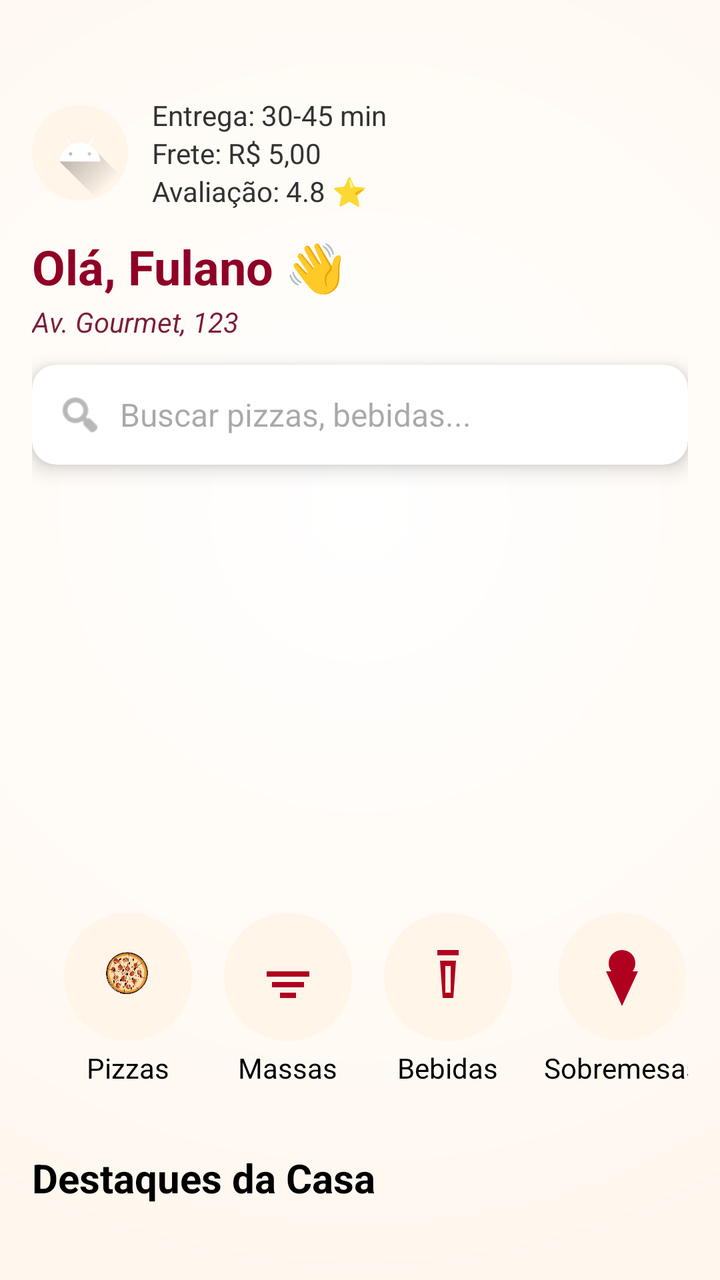
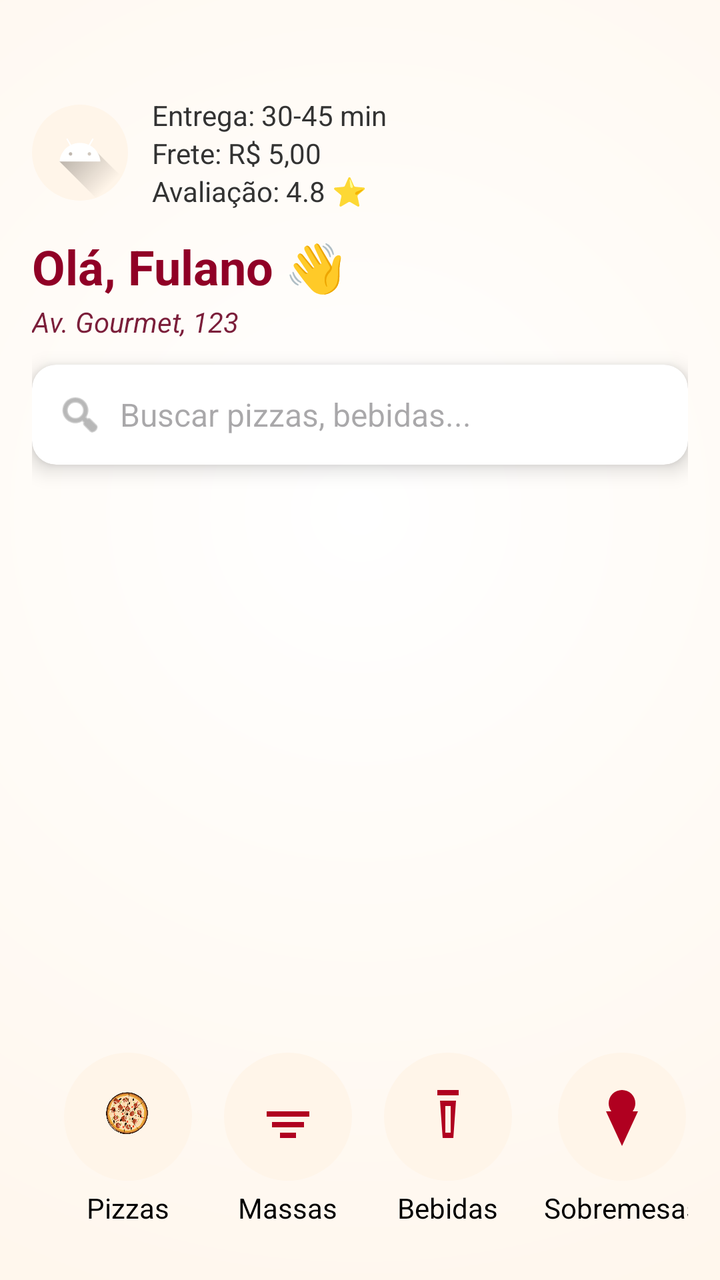

Before-and-after screenshots of an Android layout around one commit, followed by the original layout XML and the change that was made.
<!-- AndroidManifest.xml: application theme Theme.Apkstelladitalia20 -->
<!-- res/layout/fragment_home.xml -->
<?xml version="1.0" encoding="utf-8"?>
<androidx.core.widget.NestedScrollView xmlns:android="http://schemas.android.com/apk/res/android"
    xmlns:app="http://schemas.android.com/apk/res-auto"
    android:id="@+id/homeScroll"
    android:layout_width="match_parent"
    android:layout_height="match_parent"
    android:background="@drawable/fundo_gourmet"
    android:fillViewport="true"
    android:paddingTop="32dp">

    <LinearLayout
        android:layout_width="match_parent"
        android:layout_height="wrap_content"
        android:orientation="vertical"
        android:padding="16dp">

        
        <LinearLayout
            android:layout_width="match_parent"
            android:layout_height="wrap_content"
            android:layout_marginBottom="12dp"
            android:gravity="center_vertical"
            android:orientation="horizontal">

            <ImageView
                android:id="@+id/imgLogoEmpresa"
                android:layout_width="48dp"
                android:layout_height="48dp"
                android:background="@drawable/bg_categoria_circle"
                android:scaleType="centerCrop"
                android:src="@drawable/ic_launcher_foreground" />

            <LinearLayout
                android:layout_width="0dp"
                android:layout_height="wrap_content"
                android:layout_weight="1"
                android:orientation="vertical"
                android:paddingStart="12dp">

                <TextView
                    android:id="@+id/txtTempoEntrega"
                    android:layout_width="wrap_content"
                    android:layout_height="wrap_content"
                    android:text="Entrega: 30-45 min"
                    android:textColor="#333"
                    android:textSize="14sp" />

                <TextView
                    android:id="@+id/txtValorFrete"
                    android:layout_width="wrap_content"
                    android:layout_height="wrap_content"
                    android:text="Frete: R$ 5,00"
                    android:textColor="#333"
                    android:textSize="14sp" />

                <TextView
                    android:id="@+id/txtAvaliacao"
                    android:layout_width="wrap_content"
                    android:layout_height="wrap_content"
                    android:text="Avaliação: 4.8 ⭐"
                    android:textColor="#333"
                    android:textSize="14sp" />
            </LinearLayout>
        </LinearLayout>

        
        <TextView
            android:id="@+id/tvSaudacao"
            android:layout_width="wrap_content"
            android:layout_height="wrap_content"
            android:text="Olá, Fulano 👋"
            android:textColor="@color/vermelho"
            android:textSize="24sp"
            android:textStyle="bold" />

        
        <TextView
            android:id="@+id/tvEndereco"
            android:layout_width="wrap_content"
            android:layout_height="wrap_content"
            android:clickable="true"
            android:focusable="true"
            android:paddingTop="2dp"
            android:text="Av. Gourmet, 123"
            android:textColor="@color/purple_700"
            android:textSize="14sp"
            android:textStyle="italic" />

        
        <androidx.cardview.widget.CardView
            android:layout_width="match_parent"
            android:layout_height="50dp"
            android:layout_marginTop="12dp"
            app:cardCornerRadius="12dp"
            app:cardElevation="6dp">

            <LinearLayout
                android:layout_width="match_parent"
                android:layout_height="match_parent"
                android:gravity="center_vertical"
                android:orientation="horizontal"
                android:paddingStart="12dp">

                <ImageView
                    android:layout_width="24dp"
                    android:layout_height="24dp"
                    android:src="@android:drawable/ic_menu_search"
                    app:tint="#888" />

                <EditText
                    android:id="@+id/etBusca"
                    android:layout_width="match_parent"
                    android:layout_height="wrap_content"
                    android:background="@android:color/transparent"
                    android:hint="Buscar pizzas, bebidas..."
                    android:inputType="text"
                    android:paddingStart="8dp"
                    android:textColor="#000"
                    android:textSize="16sp" />
            </LinearLayout>
        </androidx.cardview.widget.CardView>

        
        <androidx.viewpager2.widget.ViewPager2
            android:id="@+id/viewPagerPromocoes"
            android:layout_width="match_parent"
            android:layout_height="180dp"
            android:layout_marginTop="20dp"
            android:clickable="true"
            android:focusable="true"
            />
        

        <androidx.recyclerview.widget.RecyclerView
            android:id="@+id/rvCategorias"
            android:layout_width="match_parent"
            android:layout_height="wrap_content"
            android:layout_marginTop="16dp"
            android:nestedScrollingEnabled="false" />

        <HorizontalScrollView
            android:layout_width="match_parent"
            android:layout_height="wrap_content"
            android:background="@android:color/transparent"
            android:overScrollMode="never"
            android:paddingTop="8dp"
            android:paddingBottom="8dp"
            android:scrollbars="none">

            <LinearLayout
                android:layout_width="wrap_content"
                android:layout_height="wrap_content"
                android:gravity="center_vertical"
                android:orientation="horizontal"
                android:paddingStart="16dp"
                android:paddingEnd="16dp">

                
                <LinearLayout
                    android:id="@+id/categoriaPizza"
                    android:layout_width="wrap_content"
                    android:layout_height="wrap_content"
                    android:layout_marginEnd="16dp"
                    android:gravity="center"
                    android:onClick="scrollToPizza"
                    android:orientation="vertical">

                    <ImageView
                        android:layout_width="64dp"
                        android:layout_height="64dp"
                        android:background="@drawable/bg_categoria_circle"
                        android:padding="16dp"
                        android:src="@drawable/ic_pizza" />

                    <TextView
                        android:layout_width="wrap_content"
                        android:layout_height="wrap_content"
                        android:layout_marginTop="4dp"
                        android:text="Pizzas"
                        android:textColor="@android:color/black"
                        android:textSize="14sp" />
                </LinearLayout>

                
                <LinearLayout
                    android:id="@+id/categoriaMassas"
                    android:layout_width="wrap_content"
                    android:layout_height="wrap_content"
                    android:layout_marginEnd="16dp"
                    android:gravity="center"
                    android:onClick="scrollToMassas"
                    android:orientation="vertical">

                    <ImageView
                        android:layout_width="64dp"
                        android:layout_height="64dp"
                        android:background="@drawable/bg_categoria_circle"
                        android:padding="16dp"
                        android:src="@drawable/ic_massas" />

                    <TextView
                        android:layout_width="wrap_content"
                        android:layout_height="wrap_content"
                        android:layout_marginTop="4dp"
                        android:text="Massas"
                        android:textColor="@android:color/black"
                        android:textSize="14sp" />
                </LinearLayout>

                
                <LinearLayout
                    android:id="@+id/categoriaBebidas"
                    android:layout_width="wrap_content"
                    android:layout_height="wrap_content"
                    android:layout_marginEnd="16dp"
                    android:gravity="center"
                    android:onClick="scrollToBebidas"
                    android:orientation="vertical">

                    <ImageView
                        android:layout_width="64dp"
                        android:layout_height="64dp"
                        android:background="@drawable/bg_categoria_circle"
                        android:padding="16dp"
                        android:src="@drawable/ic_bebidas" />

                    <TextView
                        android:layout_width="wrap_content"
                        android:layout_height="wrap_content"
                        android:layout_marginTop="4dp"
                        android:text="Bebidas"
                        android:textColor="@android:color/black"
                        android:textSize="14sp" />
                </LinearLayout>

                
                <LinearLayout
                    android:id="@+id/categoriaSobremesas"
                    android:layout_width="wrap_content"
                    android:layout_height="wrap_content"
                    android:layout_marginEnd="16dp"
                    android:gravity="center"
                    android:onClick="scrollToSobremesas"
                    android:orientation="vertical">

                    <ImageView
                        android:layout_width="64dp"
                        android:layout_height="64dp"
                        android:background="@drawable/bg_categoria_circle"
                        android:padding="16dp"
                        android:src="@drawable/ic_sobremesas" />

                    <TextView
                        android:layout_width="wrap_content"
                        android:layout_height="wrap_content"
                        android:layout_marginTop="4dp"
                        android:text="Sobremesas"
                        android:textColor="@android:color/black"
                        android:textSize="14sp" />
                </LinearLayout>

            </LinearLayout>
        </HorizontalScrollView>

        
        <TextView
            android:id="@+id/tvDestaques"
            android:layout_width="wrap_content"
            android:layout_height="wrap_content"
            android:layout_marginTop="24dp"
            android:text="Destaques da Casa"
            android:textColor="#000"
            android:textSize="20sp"
            android:textStyle="bold" />

        <androidx.recyclerview.widget.RecyclerView
            android:id="@+id/recyclerDestaques"
            android:layout_width="match_parent"
            android:layout_height="114dp"
            android:layout_marginTop="8dp"
            android:nestedScrollingEnabled="false" />

        
        <TextView
            android:id="@+id/tvProdutos"
            android:layout_width="wrap_content"
            android:layout_height="wrap_content"
            android:layout_marginTop="24dp"
            android:text="@string/cardapio"
            android:textColor="#000"
            android:textSize="20sp"
            android:textStyle="bold" />

        <androidx.recyclerview.widget.RecyclerView
            android:id="@+id/recyclerProdutos"
            android:layout_width="match_parent"
            android:layout_height="114dp"
            android:layout_marginTop="8dp"
            android:nestedScrollingEnabled="false" />





    </LinearLayout>
</androidx.core.widget.NestedScrollView>
<!-- resources referenced by this layout -->
<resources>
  <color name="purple_700">#7B1E3A</color>
  <color name="vermelho">#900026</color>
  <!-- drawable bg_categoria_circle (drawable) -->
  <?xml version="1.0" encoding="utf-8"?>
  <shape xmlns:android="http://schemas.android.com/apk/res/android"
      android:shape="oval">
      <solid android:color="#FFF5E9" />
      <size
          android:width="72dp"
          android:height="72dp" />
  </shape>
  <!-- drawable fundo_gourmet (drawable) -->
  <?xml version="1.0" encoding="utf-8"?>
  <layer-list xmlns:android="http://schemas.android.com/apk/res/android">
      
      <item>
          <shape android:shape="rectangle">
              <solid android:color="#FFF9F3" />
          </shape>
      </item>
  
      
      <item>
          <shape android:shape="rectangle">
              <gradient
                  android:type="radial"
                  android:centerX="50%"
                  android:centerY="40%"
                  android:gradientRadius="600dp"
                  android:startColor="#FFFFFFFF"
                  android:endColor="#FFF3E5"
                  android:useLevel="false" />
          </shape>
      </item>
  </layer-list>
  <!-- drawable ic_bebidas (drawable) -->
  <vector xmlns:android="http://schemas.android.com/apk/res/android"
      android:width="24dp" android:height="24dp"
      android:viewportWidth="24" android:viewportHeight="24">
      <path
          android:fillColor="#B00020"
          android:pathData="M8,2v2h8v-2h-8zm1,4l1,14h4l1-14h-6zm2,2h2v10h-2v-10z" />
  </vector>
  <!-- drawable ic_massas (drawable) -->
  <vector xmlns:android="http://schemas.android.com/apk/res/android"
      android:width="24dp" android:height="24dp"
      android:viewportWidth="24" android:viewportHeight="24">
      <path
          android:fillColor="#B00020"
          android:pathData="M4,10h16v2H4v-2zm2,4h12v2H6v-2zm3,4h6v2H9v-2z" />
  </vector>
  <!-- drawable ic_sobremesas (drawable) -->
  <vector xmlns:android="http://schemas.android.com/apk/res/android"
      android:width="24dp" android:height="24dp"
      android:viewportWidth="24" android:viewportHeight="24">
      <path
          android:fillColor="#B00020"
          android:pathData="M12,2a5,5 0 0,0 -5,5 5,5 0 0,0 1,3H6l6,13 6,-13h-2a5,5 0 0,0 1,-3 5,5 0 0,0 -5,-5z" />
  </vector>
  <string name="cardapio">Cardápio</string>
  <style name="Theme.Apkstelladitalia20" parent="Theme.Material3.DayNight.NoActionBar">
          <item name="colorPrimary">@color/colorPrimary</item>
          <item name="colorPrimaryVariant">@color/colorPrimaryDark</item>
          <item name="colorOnPrimary">@android:color/white</item>
          <item name="android:statusBarColor">@color/colorPrimaryDark</item>
          <item name="android:navigationBarColor">@color/colorPrimary</item>
      </style>
  <color name="colorPrimary">#C62828</color>
  <color name="colorPrimaryDark">#8E0000</color>
  <!-- unchanged entries left out for length: 2 -->
</resources>

<!-- the commit's change to res/layout/fragment_home.xml (unified diff, before → after) -->
@@ -120,11 +120,22 @@
             </LinearLayout>
         </androidx.cardview.widget.CardView>
 
+        <TextView
+            android:id="@+id/textSemPromocoes"
+            android:layout_width="match_parent"
+            android:layout_height="wrap_content"
+            android:text="Nenhuma promoção disponível no momento!"
+            android:textAlignment="center"
+            android:visibility="gone"
+            android:padding="16dp"
+            android:textSize="16sp"
+            android:textColor="@android:color/darker_gray" />
+
         
         <androidx.viewpager2.widget.ViewPager2
             android:id="@+id/viewPagerPromocoes"
             android:layout_width="match_parent"
-            android:layout_height="180dp"
+            android:layout_height="250dp"
             android:layout_marginTop="20dp"
             android:clickable="true"
             android:focusable="true"
